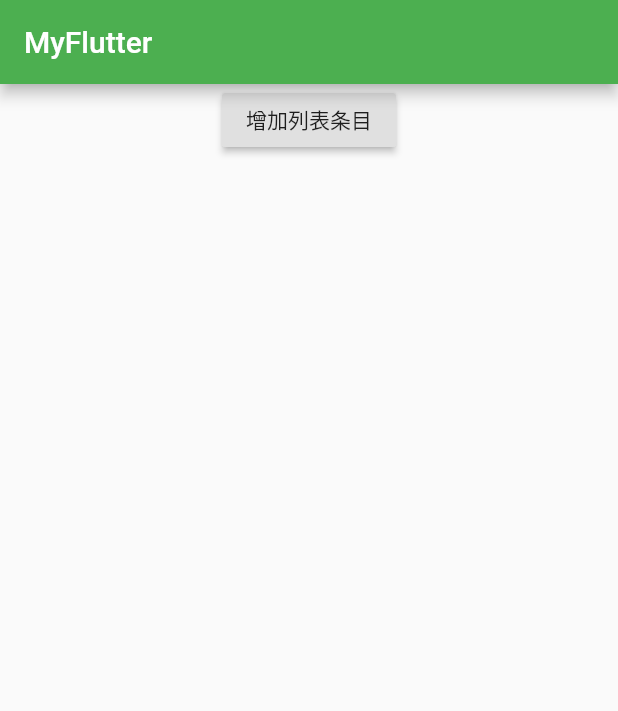
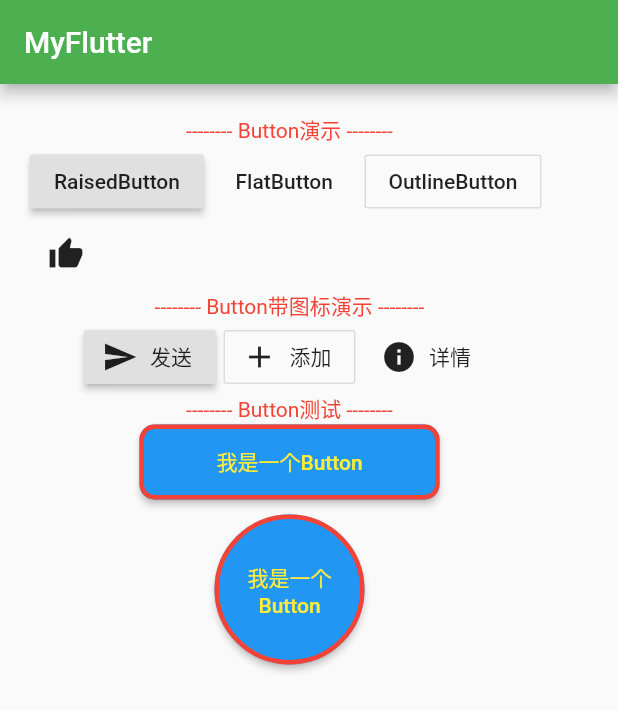
Before and after one commit to changshuai7/flutter_app_demo, a Flutter app: the screen it shows after launch, on a phone screen of 412 x 824 dp. Shown: the top 711 px of the screen. Run offline on Flutter 3.47's test engine with Material 2 defaults, Android fonts, the phone set to English and light mode, and no system bars.

Commit message:
Button done

```diff
--- a/lib/main.dart
+++ b/lib/main.dart
@@ -1,6 +1,7 @@
 import 'package:flutter/material.dart';
 import 'package:flutter_app_demo/data/list_data.dart';
 import 'package:flutter_app_demo/widget/aspect_ratio.dart';
+import 'package:flutter_app_demo/widget/button_demo.dart';
 import 'package:flutter_app_demo/widget/card_demo.dart';
 import 'package:flutter_app_demo/widget/center_demo.dart';
 import 'package:flutter_app_demo/widget/container_and_text_demo.dart';
@@ -27,7 +28,7 @@ class MyApp extends StatelessWidget {
         appBar: AppBar(
           title: Text("MyFlutter"),
         ),
-        body: STFullDemo3(),
+        body: ButtonDemo(),
       ),
       theme: ThemeData(
         primarySwatch: Colors.green,
--- /dev/null
+++ b/lib/widget/button_demo.dart
@@ -0,0 +1,141 @@
+import 'package:flutter/material.dart';
+
+class ButtonDemo extends StatelessWidget {
+  @override
+  Widget build(BuildContext context) {
+    return Padding(
+      padding: EdgeInsets.all(20),
+      child: Column(
+        children: [
+          Text(
+            '-------- Button演示 --------',
+            style: TextStyle(color: Colors.red),
+          ),
+          BtnShow(),
+          Text(
+            '-------- Button带图标演示 --------',
+            style: TextStyle(color: Colors.red),
+          ),
+          BtnShowWithIcon(),
+          Text(
+            '-------- Button测试 --------',
+            style: TextStyle(color: Colors.red),
+          ),
+          BtnTest(),
+        ],
+      ),
+    );
+  }
+}
+
+class BtnShow extends StatelessWidget {
+  @override
+  Widget build(BuildContext context) {
+    return Wrap(
+      children: [
+        RaisedButton(
+          onPressed: () {},
+          child: Text('RaisedButton'),
+        ),
+        SizedBox(
+          width: 5,
+        ),
+        FlatButton(
+          onPressed: () {},
+          child: Text('FlatButton'),
+        ),
+        SizedBox(
+          width: 5,
+        ),
+        OutlineButton(
+          onPressed: () {},
+          child: Text('OutlineButton'),
+        ),
+        SizedBox(
+          width: 5,
+        ),
+        IconButton(
+          onPressed: () {},
+          icon: Icon(Icons.thumb_up),
+        ),
+      ],
+    );
+  }
+}
+
+class BtnShowWithIcon extends StatelessWidget {
+  @override
+  Widget build(BuildContext context) {
+    return Wrap(
+      children: [
+        RaisedButton.icon(
+          icon: Icon(Icons.send),
+          label: Text("发送"),
+          onPressed: () {},
+        ),
+        SizedBox(
+          width: 5,
+        ),
+        OutlineButton.icon(
+          icon: Icon(Icons.add),
+          label: Text("添加"),
+          onPressed: () {},
+        ),
+        SizedBox(
+          width: 5,
+        ),
+        FlatButton.icon(
+          icon: Icon(Icons.info),
+          label: Text("详情"),
+          onPressed: () {},
+        ),
+      ],
+    );
+  }
+}
+
+class BtnTest extends StatelessWidget {
+  @override
+  Widget build(BuildContext context) {
+    return Column(
+      children: [
+        Container(
+          width: 200,
+          height: 50,
+          child: RaisedButton(
+            color: Colors.blue,
+            textColor: Colors.yellow,
+            disabledColor: Colors.grey,
+            splashColor: Colors.green,
+            highlightColor: Colors.black,
+            padding: EdgeInsets.all(10),
+            shape: RoundedRectangleBorder(
+                side: BorderSide(color: Colors.red, width: 3),
+                borderRadius: BorderRadius.all(Radius.circular(10))),
+            onPressed: () {},
+            child: Text('我是一个Button'),
+          ),
+        ),
+        SizedBox(height: 10),
+        Container(
+          width: 100,
+          height: 100,
+          child: RaisedButton(
+            color: Colors.blue,
+            textColor: Colors.yellow,
+            disabledColor: Colors.grey,
+            splashColor: Colors.green,
+            highlightColor: Colors.black,
+            padding: EdgeInsets.all(10),
+            shape: CircleBorder(side: BorderSide(color: Colors.red, width: 3)),
+            onPressed: () {},
+            child: Text(
+              '我是一个Button',
+              textAlign: TextAlign.center,
+            ),
+          ),
+        ),
+      ],
+    );
+  }
+}
```
